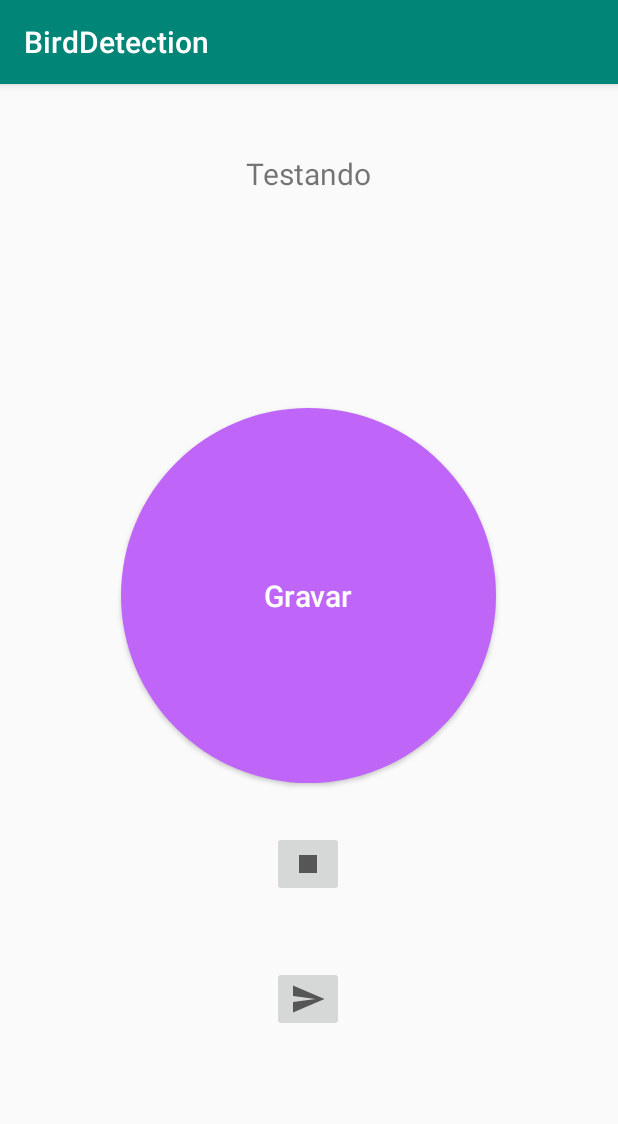
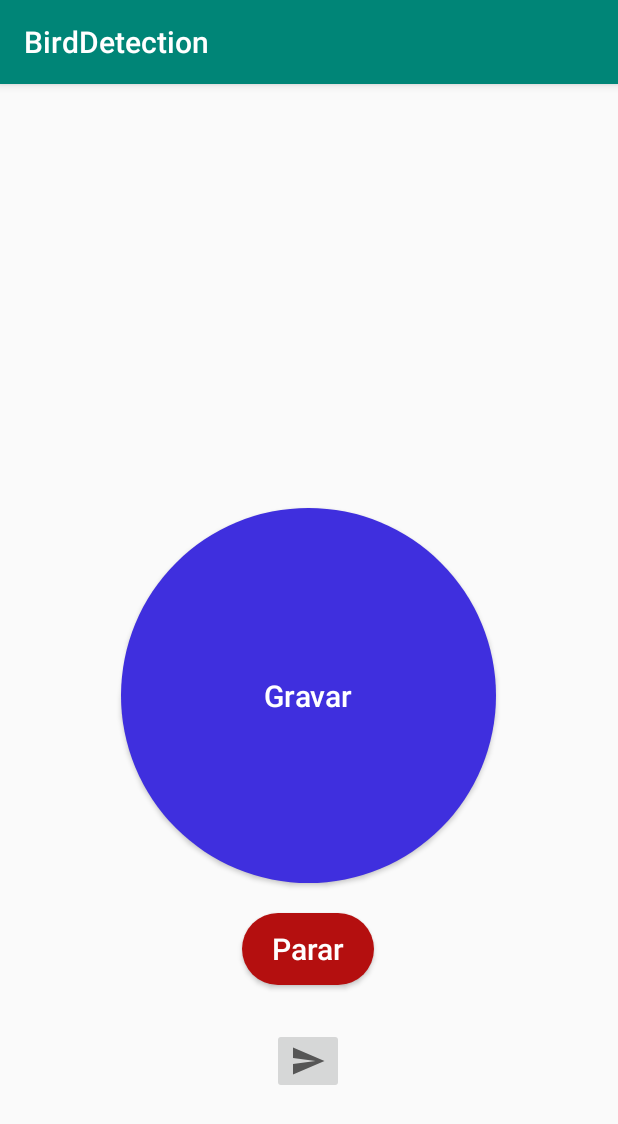
Before and after one commit to ETS-Android2/bird-detecion-app, an Android app: the screen it shows after launch (MainActivity), after a tap on "Gravar", on a phone screen of 412 x 824 dp. Shown: the top 1124 px of the screen. Run offline under Robolectric (Android 15) with nearby library versions, the phone set to English and light mode, and no system bars; our stand-ins replace Volley.

Commit message:
Botão parar alterado

```diff
--- a/app/projectApp/app/build.gradle
+++ b/app/projectApp/app/build.gradle
@@ -17,6 +17,10 @@ android {
             proguardFiles getDefaultProguardFile('proguard-android-optimize.txt'), 'proguard-rules.pro'
         }
     }
+    compileOptions {
+        sourceCompatibility JavaVersion.VERSION_1_8
+        targetCompatibility JavaVersion.VERSION_1_8
+    }
 }
 
 dependencies {
--- a/app/projectApp/app/src/main/AndroidManifest.xml
+++ b/app/projectApp/app/src/main/AndroidManifest.xml
@@ -1,17 +1,20 @@
 <?xml version="1.0" encoding="utf-8"?>
 <manifest xmlns:android="http://schemas.android.com/apk/res/android"
+    xmlns:tools="http://schemas.android.com/tools"
     package="com.project.birddetection">
 
     <uses-permission android:name="android.permission.RECORD_AUDIO"></uses-permission>
 
     <application
+        android:usesCleartextTraffic="true"
         android:allowBackup="true"
         android:icon="@mipmap/ic_launcher"
         android:label="@string/app_name"
         android:roundIcon="@mipmap/ic_launcher_round"
         android:supportsRtl="true"
         android:theme="@style/AppTheme">
-        <activity android:name=".MainActivity">
+        <activity android:name=".MainActivity"
+            tools:ignore="IntentFilterExportedReceiver">
             <intent-filter>
                 <action android:name="android.intent.action.MAIN" />
 
--- a/app/projectApp/app/src/main/java/com/project/birddetection/MainActivity.java
+++ b/app/projectApp/app/src/main/java/com/project/birddetection/MainActivity.java
@@ -59,52 +59,13 @@ public class MainActivity extends AppCompatActivity {
         }
     }
 
-    //Novo botao
-    public  void roundedButtonPressed(final View v) throws IOException {
-
-        Timer timer = new Timer();
-
-        final long time = 5000;
-
-        TimerTask recordTask =  new TimerTask() {
-            @Override
-            public void run() {
-
-                recordPressed(v);
-            }
-        };
-
-        timer.scheduleAtFixedRate(recordTask, 1000, time);
-
-        TimerTask stopSendTask = new TimerTask() {
-            @Override
-            public void run() {
-
-                stopPressed(v);
-
-                try {
-
-                    postJson(v);
-                } catch (IOException e) {
-
-                    e.printStackTrace();
-                }
-            }
-
-        };
-
-        timer.scheduleAtFixedRate(stopSendTask, 5000, time);
-    }
-
-
     //Método para gravar o audio
     public void recordPressed(View v){
 
         try {
-
             mediaRecorder = new MediaRecorder();
             mediaRecorder.setAudioSource(MediaRecorder.AudioSource.MIC);
-            mediaRecorder.setOutputFormat(MediaRecorder.OutputFormat.MPEG_4);
+            mediaRecorder.setOutputFormat(MediaRecorder.OutputFormat.MPEG_2_TS);
             mediaRecorder.setOutputFile(recordedFilePath());
             mediaRecorder.setAudioEncoder(MediaRecorder.AudioEncoder.AMR_NB);
             mediaRecorder.prepare();
@@ -201,7 +162,7 @@ public class MainActivity extends AppCompatActivity {
         baos.close();
 
         //Transforma o byte array gerado em base 64
-        return Base64.getMimeEncoder().encodeToString(baos.toByteArray());
+        return Base64.getEncoder().encodeToString(baos.toByteArray());
     }
 
     public void postJson(View v) throws IOException {
--- /dev/null
+++ b/app/projectApp/app/src/main/res/drawable/rounded_button.xml
@@ -0,0 +1,7 @@
+<?xml version="1.0" encoding="utf-8"?>
+<shape xmlns:android="http://schemas.android.com/apk/res/android" android:shape="rectangle">
+    <solid android:color="#3F2FDE"/>
+
+    <corners android:radius="999dp"/>
+
+</shape>
--- a/app/projectApp/app/src/main/res/drawable/custom_button.xml
+++ b/app/projectApp/app/src/main/res/drawable/stop_button.xml
@@ -1,7 +1,7 @@
 <?xml version="1.0" encoding="utf-8"?>
 <shape xmlns:android="http://schemas.android.com/apk/res/android" android:shape="rectangle">
-    <solid android:color="#BF66F9"/>
 
-    <corners android:radius="999dp"/>
+    <solid android:color="#B40F0F"></solid>
 
+    <corners android:radius="999dp"></corners>
 </shape>
--- a/app/projectApp/app/src/main/res/layout/activity_main.xml
+++ b/app/projectApp/app/src/main/res/layout/activity_main.xml
@@ -6,32 +6,23 @@
     android:layout_height="match_parent"
     tools:context=".MainActivity">
 
-    <TextView
-        android:id="@+id/textView"
-        android:layout_width="150dp"
-        android:layout_height="64dp"
-        android:text="Testando"
-        android:textAlignment="center"
-        android:textSize="20sp"
-        app:layout_constraintBottom_toBottomOf="parent"
-        app:layout_constraintHorizontal_bias="0.498"
-        app:layout_constraintLeft_toLeftOf="parent"
-        app:layout_constraintRight_toRightOf="parent"
-        app:layout_constraintTop_toTopOf="parent"
-        app:layout_constraintVertical_bias="0.065" />
 
-
-    <ImageButton
+    <Button
         android:id="@+id/stopButton"
         android:layout_width="wrap_content"
         android:layout_height="wrap_content"
+        android:background="@drawable/stop_button"
         android:onClick="stopPressed"
+        android:text="Parar"
+        android:textAllCaps="false"
+        android:textColor="#FFFFFF"
+        android:textSize="20sp"
         app:layout_constraintBottom_toBottomOf="parent"
         app:layout_constraintEnd_toEndOf="parent"
         app:layout_constraintHorizontal_bias="0.498"
         app:layout_constraintStart_toStartOf="parent"
         app:layout_constraintTop_toTopOf="parent"
-        app:layout_constraintVertical_bias="0.688"
+        app:layout_constraintVertical_bias="0.768"
         app:srcCompat="@drawable/ic_baseline_stop_24" />
 
     <ImageButton
@@ -44,15 +35,15 @@
         app:layout_constraintHorizontal_bias="0.498"
         app:layout_constraintStart_toStartOf="parent"
         app:layout_constraintTop_toBottomOf="@+id/stopButton"
-        app:layout_constraintVertical_bias="0.251"
+        app:layout_constraintVertical_bias="0.234"
         app:srcCompat="@drawable/ic_baseline_send_24" />
 
     <Button
         android:id="@+id/roundedButton"
         android:layout_width="250dp"
         android:layout_height="250dp"
-        android:background="@drawable/custom_button"
-        android:onClick="roundedButtonPressed"
+        android:background="@drawable/rounded_button"
+        android:onClick="recordPressed"
         android:text="Gravar"
         android:textAllCaps="false"
         android:textColor="#FFFFFF"
@@ -61,8 +52,8 @@
         app:layout_constraintEnd_toEndOf="parent"
         app:layout_constraintHorizontal_bias="0.496"
         app:layout_constraintStart_toStartOf="parent"
-        app:layout_constraintTop_toBottomOf="@+id/textView"
-        app:layout_constraintVertical_bias="0.769" />
+        app:layout_constraintTop_toTopOf="parent"
+        app:layout_constraintVertical_bias="0.934" />
 
 
 </androidx.constraintlayout.widget.ConstraintLayout>
```
